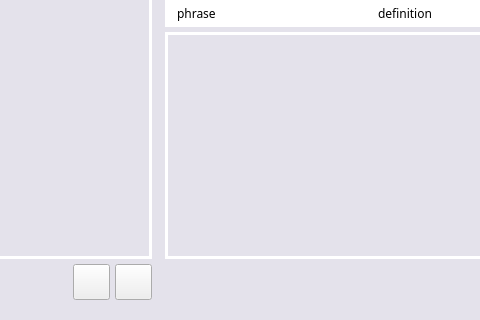
Old version of the form lib/ui/flashcards.ui in the repository gryglik/pipr-project-flashcards; both pictures show x 124 to 604 and y 406 to 726 of the 850 by 726 pixel window.
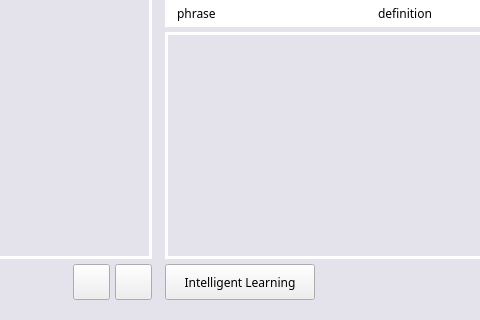
New version of the form. Icons and pictures are not drawn. Custom widgets are drawn as their Qt base class.

Commit message: Added intelligent learning mode

```diff
--- a/lib/ui/flashcards.ui
+++ b/lib/ui/flashcards.ui
@@ -116,6 +116,18 @@
 QWidget#container_lbl_sets{
 	background-color: white;
 }
+
+QWidget#learning_widget{
+	border: 3px;
+	border-style: solid;
+	border-color: white;
+}
+
+QWidget#widget_mode_intelligent_test {
+	border: 3px;
+	border-style: solid;
+	border-color: white;
+}
 </string>
   </property>
   <widget class="QWidget" name="centralwidget">
@@ -845,6 +857,19 @@
              </item>
              <item>
               <layout class="QHBoxLayout" name="horizontalLayout_2">
+               <item>
+                <widget class="PushButton" name="btn_learn">
+                 <property name="minimumSize">
+                  <size>
+                   <width>150</width>
+                   <height>36</height>
+                  </size>
+                 </property>
+                 <property name="text">
+                  <string>Intelligent Learning</string>
+                 </property>
+                </widget>
+               </item>
                <item>
                 <spacer name="horizontalSpacer_4">
                  <property name="orientation">
```
The commit also changes 9 other files.
